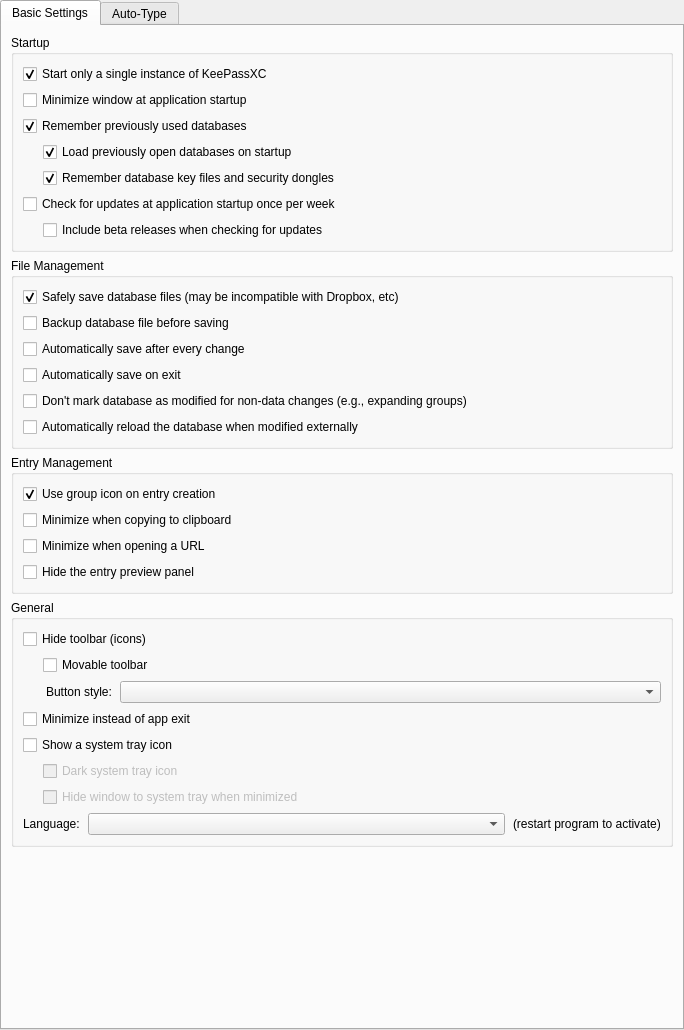
This is src/gui/ApplicationSettingsWidgetGeneral.ui in keepassxreboot/keepassxc as Qt 5 draws it before an edit. The edited form follows.
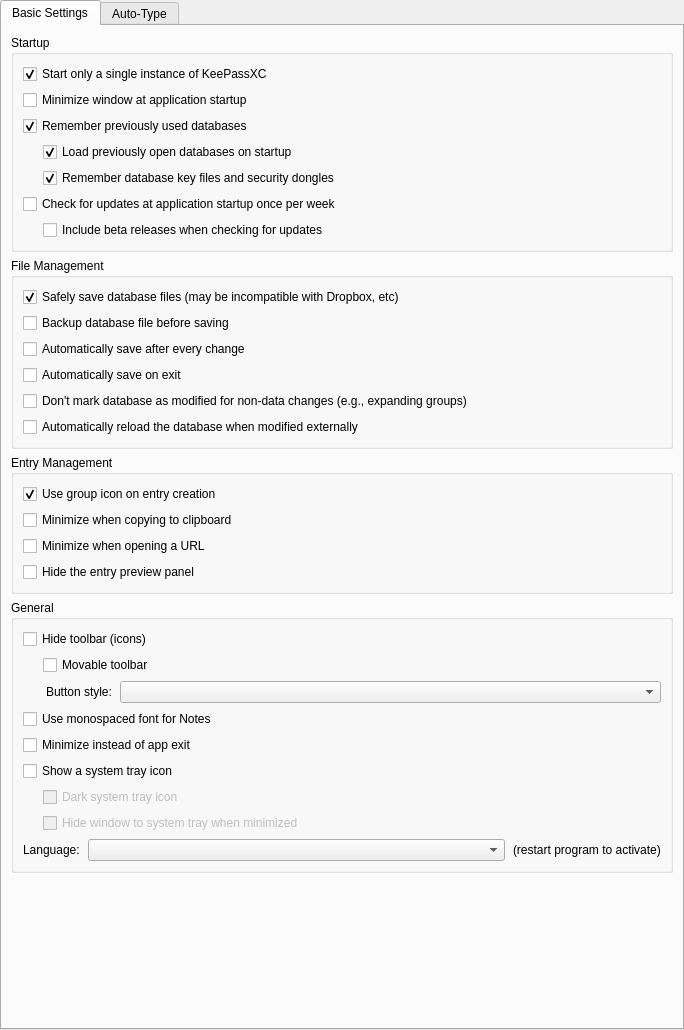
This is the edited form. Custom widgets are drawn as their Qt base class.

Commit message: Add monospaced font option for Notes field

The edit to the form file:
```diff
--- a/src/gui/ApplicationSettingsWidgetGeneral.ui
+++ b/src/gui/ApplicationSettingsWidgetGeneral.ui
@@ -382,6 +382,13 @@
             </item>
            </layout>
           </item>
+          <item>
+           <widget class="QCheckBox" name="monospaceNotesCheckBox">
+            <property name="text">
+             <string>Use monospaced font for Notes</string>
+            </property>
+           </widget>
+          </item>
           <item>
            <widget class="QCheckBox" name="minimizeOnCloseCheckBox">
             <property name="text">
```
The commit also changes 9 other files.
